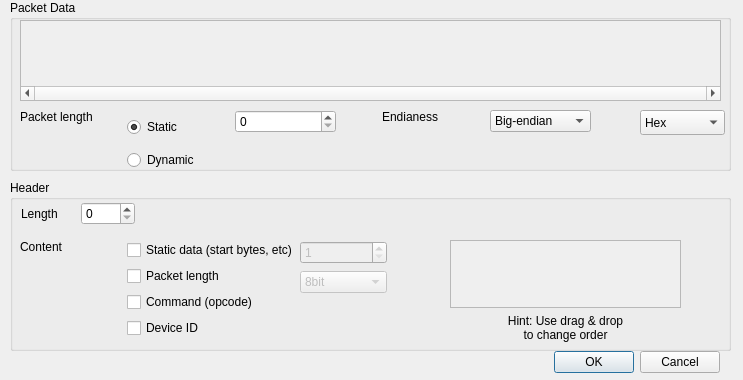
Above: src/LorrisAnalyzer/sourcedialog.ui from Tasssadar/Lorris before the change. Below: the same form after it.
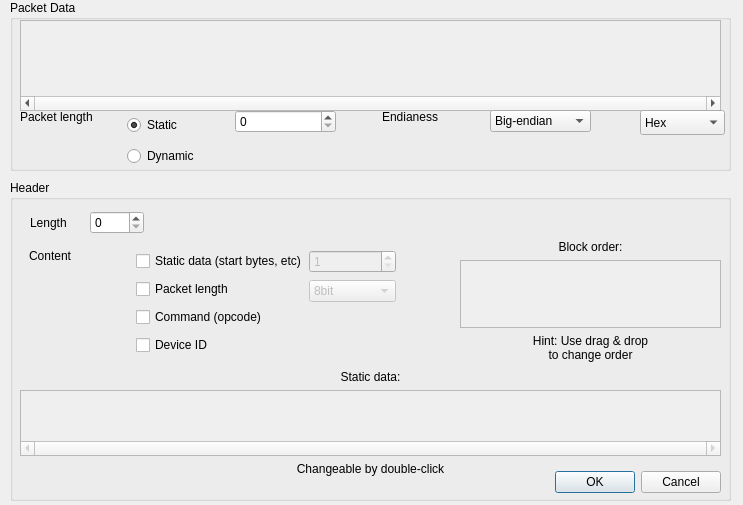
That is the form after the change.

Patch:
```diff
--- a/src/LorrisAnalyzer/sourcedialog.ui
+++ b/src/LorrisAnalyzer/sourcedialog.ui
@@ -7,7 +7,7 @@
     <x>0</x>
     <y>0</y>
     <width>743</width>
-    <height>380</height>
+    <height>505</height>
    </rect>
   </property>
   <property name="sizePolicy">
@@ -25,7 +25,7 @@
      <x>10</x>
      <y>180</y>
      <width>721</width>
-     <height>171</height>
+     <height>321</height>
     </rect>
    </property>
    <property name="title">
@@ -34,8 +34,8 @@
    <widget class="QWidget" name="layoutWidget1">
     <property name="geometry">
      <rect>
-      <x>11</x>
-      <y>21</y>
+      <x>20</x>
+      <y>30</y>
       <width>114</width>
       <height>26</height>
      </rect>
@@ -56,10 +56,10 @@
    <widget class="QWidget" name="layoutWidget2">
     <property name="geometry">
      <rect>
-      <x>10</x>
-      <y>60</y>
+      <x>19</x>
+      <y>69</y>
       <width>278</width>
-      <height>100</height>
+      <height>111</height>
      </rect>
     </property>
     <layout class="QHBoxLayout" name="horizontalLayout_3">
@@ -74,7 +74,7 @@
       </widget>
      </item>
      <item>
-      <layout class="QVBoxLayout" name="verticalLayout_2">
+      <layout class="QVBoxLayout" name="verticalLayout_2" stretch="1,1,1,1">
        <item>
         <widget class="QCheckBox" name="static_check">
          <property name="text">
@@ -113,8 +113,8 @@
    <widget class="QWidget" name="layoutWidget3">
     <property name="geometry">
      <rect>
-      <x>290</x>
-      <y>60</y>
+      <x>299</x>
+      <y>69</y>
       <width>87</width>
       <height>55</height>
      </rect>
@@ -160,13 +160,23 @@
    <widget class="QWidget" name="layoutWidget4">
     <property name="geometry">
      <rect>
-      <x>440</x>
+      <x>450</x>
       <y>60</y>
-      <width>231</width>
-      <height>102</height>
+      <width>261</width>
+      <height>122</height>
      </rect>
     </property>
     <layout class="QVBoxLayout" name="verticalLayout_5">
+     <item>
+      <widget class="QLabel" name="label_4">
+       <property name="text">
+        <string>Block order:</string>
+       </property>
+       <property name="alignment">
+        <set>Qt::AlignCenter</set>
+       </property>
+      </widget>
+     </item>
      <item>
       <widget class="QScrollArea" name="header_scroll">
        <property name="horizontalScrollBarPolicy">
@@ -180,7 +190,7 @@
          <rect>
           <x>0</x>
           <y>0</y>
-          <width>223</width>
+          <width>253</width>
           <height>58</height>
          </rect>
         </property>
@@ -200,6 +210,70 @@
      </item>
     </layout>
    </widget>
+   <widget class="QDialogButtonBox" name="ok_close_bBox">
+    <property name="geometry">
+     <rect>
+      <x>530</x>
+      <y>290</y>
+      <width>181</width>
+      <height>25</height>
+     </rect>
+    </property>
+    <property name="standardButtons">
+     <set>QDialogButtonBox::Cancel|QDialogButtonBox::Ok</set>
+    </property>
+    <property name="centerButtons">
+     <bool>false</bool>
+    </property>
+   </widget>
+   <widget class="QWidget" name="layoutWidget">
+    <property name="geometry">
+     <rect>
+      <x>10</x>
+      <y>190</y>
+      <width>701</width>
+      <height>106</height>
+     </rect>
+    </property>
+    <layout class="QVBoxLayout" name="verticalLayout_8">
+     <item>
+      <widget class="QLabel" name="label_3">
+       <property name="text">
+        <string>Static data:</string>
+       </property>
+       <property name="alignment">
+        <set>Qt::AlignCenter</set>
+       </property>
+      </widget>
+     </item>
+     <item>
+      <widget class="QListWidget" name="staticList">
+       <property name="enabled">
+        <bool>false</bool>
+       </property>
+       <property name="verticalScrollBarPolicy">
+        <enum>Qt::ScrollBarAlwaysOff</enum>
+       </property>
+       <property name="horizontalScrollBarPolicy">
+        <enum>Qt::ScrollBarAlwaysOn</enum>
+       </property>
+       <property name="flow">
+        <enum>QListView::LeftToRight</enum>
+       </property>
+      </widget>
+     </item>
+     <item>
+      <widget class="QLabel" name="label_5">
+       <property name="text">
+        <string>Changeable by double-click</string>
+       </property>
+       <property name="alignment">
+        <set>Qt::AlignCenter</set>
+       </property>
+      </widget>
+     </item>
+    </layout>
+   </widget>
   </widget>
   <widget class="QGroupBox" name="packet_group">
    <property name="geometry">
@@ -219,7 +293,7 @@
       <x>10</x>
       <y>20</y>
       <width>701</width>
-      <height>81</height>
+      <height>91</height>
      </rect>
     </property>
     <property name="sizePolicy">
@@ -240,7 +314,7 @@
        <x>0</x>
        <y>0</y>
        <width>695</width>
-       <height>58</height>
+       <height>68</height>
       </rect>
      </property>
     </widget>
@@ -251,7 +325,7 @@
       <x>10</x>
       <y>110</y>
       <width>571</width>
-      <height>67</height>
+      <height>61</height>
      </rect>
     </property>
     <layout class="QHBoxLayout" name="horizontalLayout_2">
@@ -411,22 +485,6 @@
     </item>
    </widget>
   </widget>
-  <widget class="QDialogButtonBox" name="ok_close_bBox">
-   <property name="geometry">
-    <rect>
-     <x>539</x>
-     <y>350</y>
-     <width>181</width>
-     <height>25</height>
-    </rect>
-   </property>
-   <property name="standardButtons">
-    <set>QDialogButtonBox::Cancel|QDialogButtonBox::Ok</set>
-   </property>
-   <property name="centerButtons">
-    <bool>false</bool>
-   </property>
-  </widget>
  </widget>
  <resources/>
  <connections>
```
Left out of the diff: 16 changed lines with no effect on the pictures.
